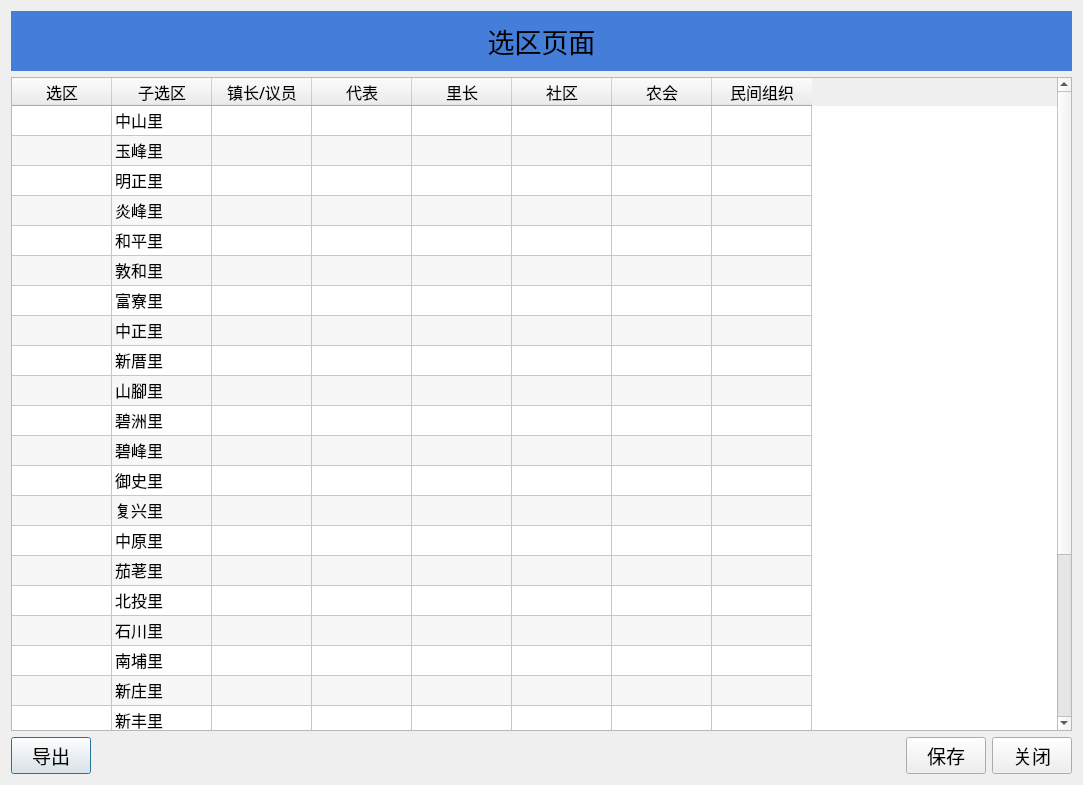
Before: the Qt Designer form ui/page_elements/zone_detail_page/Detailpage.ui in ArcherLuo233/election-s-prediction, drawn with Qt 5.
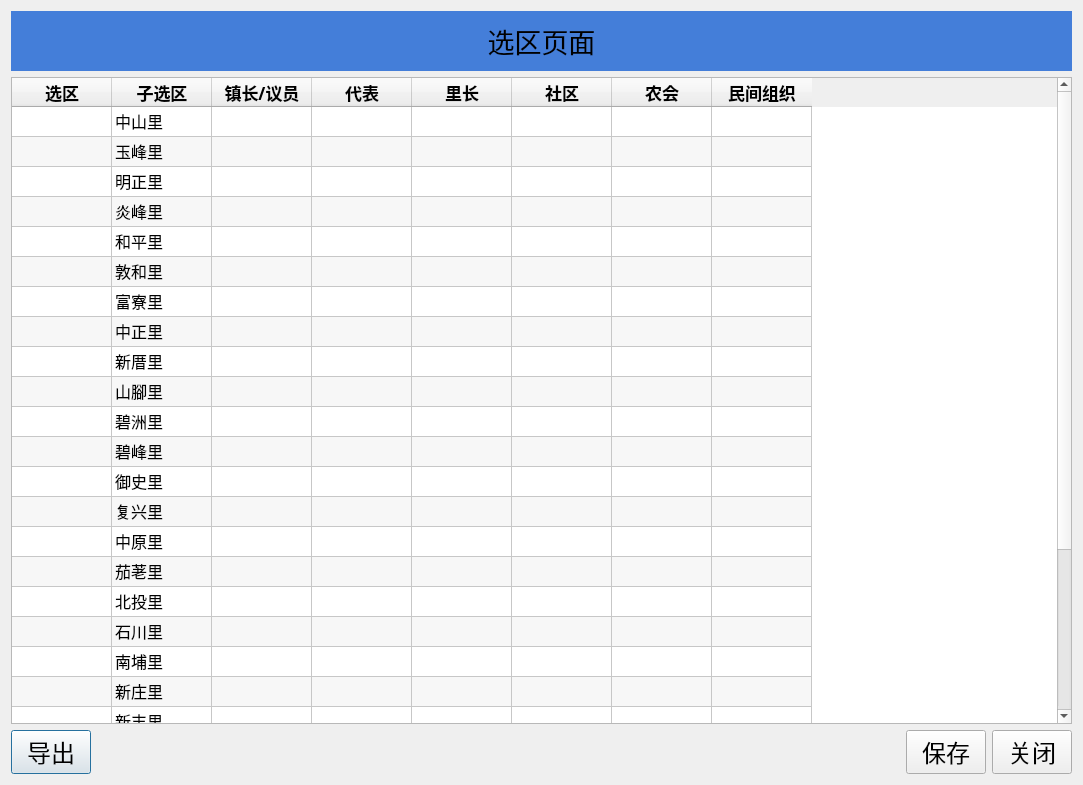
After: the same form once the commit is applied.

What changed in the file:
```diff
--- a/ui/page_elements/zone_detail_page/Detailpage.ui
+++ b/ui/page_elements/zone_detail_page/Detailpage.ui
@@ -38,7 +38,7 @@
     <widget class="QTableWidget" name="tableWidget">
      <property name="font">
       <font>
-          <family>微软雅黑</family>
+          <family>黑体</family>
        <pointsize>12</pointsize>
       </font>
      </property>
@@ -196,41 +196,105 @@
       <property name="text">
        <string>选区</string>
       </property>
+            <property name="font">
+                <font>
+                    <family>黑体</family>
+                    <pointsize>13</pointsize>
+                    <weight>75</weight>
+                    <bold>true</bold>
+                </font>
+            </property>
      </column>
      <column>
       <property name="text">
        <string>子选区</string>
       </property>
+            <property name="font">
+                <font>
+                    <family>黑体</family>
+                    <pointsize>13</pointsize>
+                    <weight>75</weight>
+                    <bold>true</bold>
+                </font>
+            </property>
      </column>
      <column>
       <property name="text">
        <string>镇长/议员</string>
       </property>
+            <property name="font">
+                <font>
+                    <family>黑体</family>
+                    <pointsize>13</pointsize>
+                    <weight>75</weight>
+                    <bold>true</bold>
+                </font>
+            </property>
      </column>
         <column>
             <property name="text">
                 <string>代表</string>
             </property>
+            <property name="font">
+                <font>
+                    <family>黑体</family>
+                    <pointsize>13</pointsize>
+                    <weight>75</weight>
+                    <bold>true</bold>
+                </font>
+            </property>
         </column>
         <column>
             <property name="text">
                 <string>里长</string>
             </property>
+            <property name="font">
+                <font>
+                    <family>黑体</family>
+                    <pointsize>13</pointsize>
+                    <weight>75</weight>
+                    <bold>true</bold>
+                </font>
+            </property>
         </column>
         <column>
             <property name="text">
                 <string>社区</string>
             </property>
+            <property name="font">
+                <font>
+                    <family>黑体</family>
+                    <pointsize>13</pointsize>
+                    <weight>75</weight>
+                    <bold>true</bold>
+                </font>
+            </property>
         </column>
         <column>
             <property name="text">
                 <string>农会</string>
             </property>
+            <property name="font">
+                <font>
+                    <family>黑体</family>
+                    <pointsize>13</pointsize>
+                    <weight>75</weight>
+                    <bold>true</bold>
+                </font>
+            </property>
         </column>
         <column>
             <property name="text">
                 <string>民间组织</string>
             </property>
+            <property name="font">
+                <font>
+                    <family>黑体</family>
+                    <pointsize>13</pointsize>
+                    <weight>75</weight>
+                    <bold>true</bold>
+                </font>
+            </property>
         </column>
         <item row="0" column="1">
             <property name="text">
@@ -510,8 +574,8 @@
                <widget class="QPushButton" name="btn_export">
                    <property name="font">
                        <font>
-                           <family>微软雅黑</family>
-                           <pointsize>14</pointsize>
+                              <family>华文新魏</family>
+                              <pointsize>18</pointsize>
                        </font>
                    </property>
                    <property name="cursor">
@@ -539,8 +603,8 @@
       <widget class="QPushButton" name="btn_save">
        <property name="font">
         <font>
-            <family>微软雅黑</family>
-         <pointsize>14</pointsize>
+                              <family>华文新魏</family>
+                              <pointsize>18</pointsize>
         </font>
        </property>
        <property name="cursor">
@@ -555,8 +619,8 @@
       <widget class="QPushButton" name="button_ok">
        <property name="font">
         <font>
-            <family>微软雅黑</family>
-         <pointsize>14</pointsize>
+               <family>华文新魏</family>
+               <pointsize>18</pointsize>
         </font>
        </property>
        <property name="cursor">
```
Left out of the diff: 2 changed lines with no effect on the pictures. Lines whose indentation alone changed are shown as unchanged.
